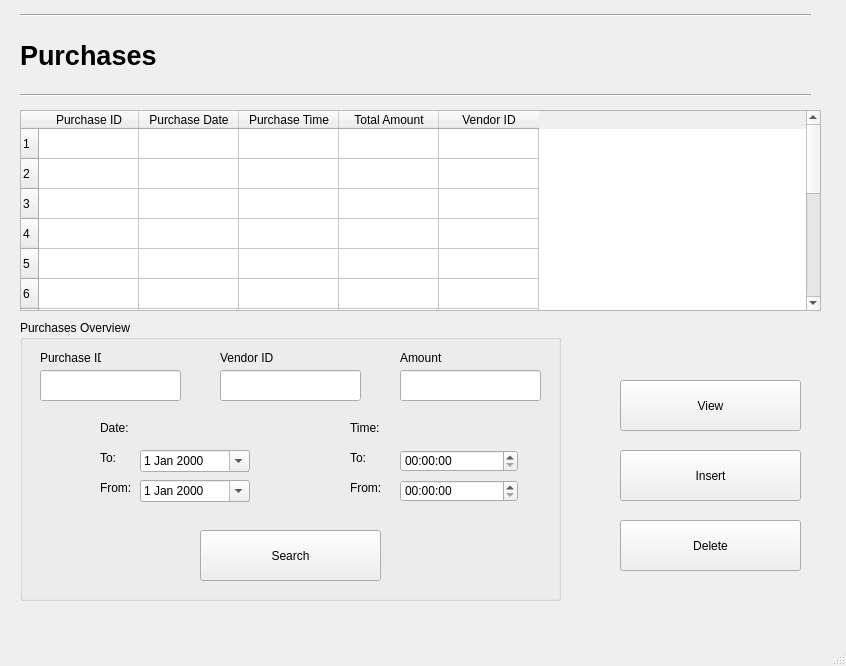
Above: Screens/Purchase.ui from basil-ali-khan/Inventory-Management-System before the change. Below: the same form after it.
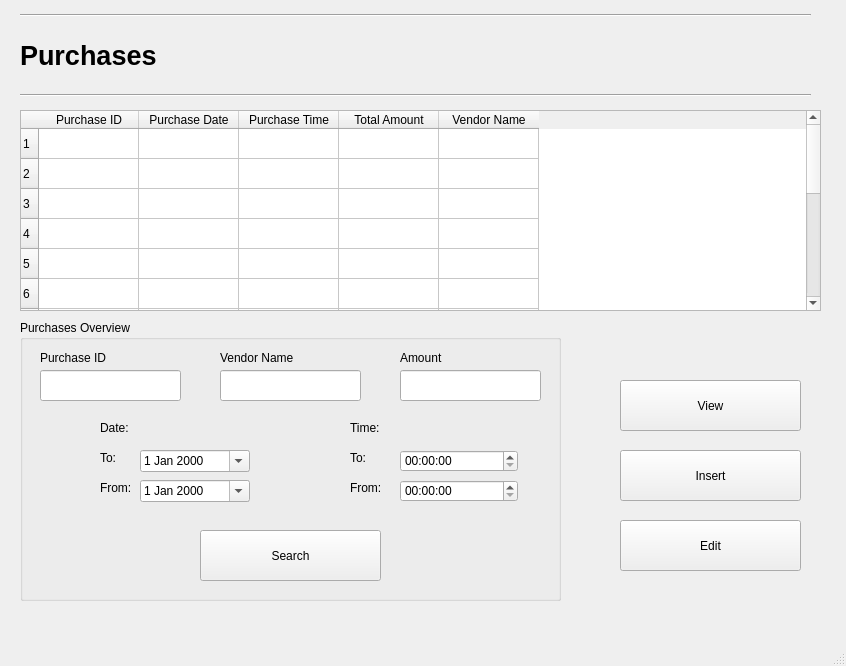
That is the form after the change.

```diff
--- a/Screens/Purchase.ui
+++ b/Screens/Purchase.ui
@@ -19,7 +19,7 @@
      <rect>
       <x>20</x>
       <y>30</y>
-      <width>141</width>
+      <width>191</width>
       <height>51</height>
      </rect>
     </property>
@@ -160,7 +160,7 @@
     </column>
     <column>
      <property name="text">
-      <string>Vendor ID</string>
+      <string>Vendor Name</string>
      </property>
     </column>
    </widget>
@@ -174,7 +174,7 @@
      </rect>
     </property>
     <property name="text">
-     <string>Delete</string>
+     <string>Edit</string>
     </property>
    </widget>
    <widget class="QGroupBox" name="groupBox">
@@ -194,7 +194,7 @@
       <rect>
        <x>20</x>
        <y>30</y>
-       <width>61</width>
+       <width>71</width>
        <height>16</height>
       </rect>
      </property>
@@ -240,12 +240,12 @@
       <rect>
        <x>200</x>
        <y>30</y>
-       <width>55</width>
+       <width>91</width>
        <height>16</height>
       </rect>
      </property>
      <property name="text">
-      <string>Vendor ID</string>
+      <string>Vendor Name</string>
      </property>
     </widget>
     <widget class="QLabel" name="label_6">
```
Left out of the diff: 2 changed lines with no effect on the pictures.
